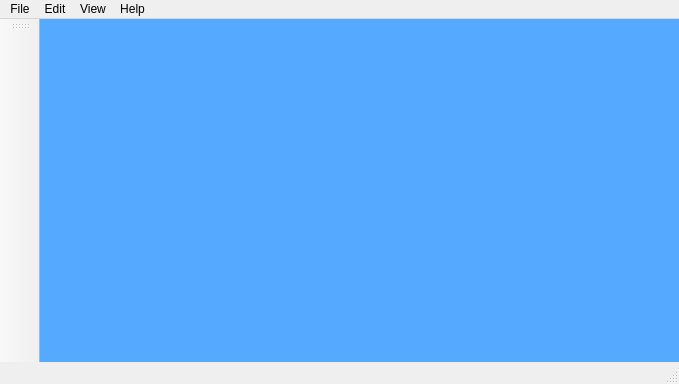
Above: Skyviewer/mainwindow.ui from ATNoG/HealpixViewer before the change. Below: the same form after it.
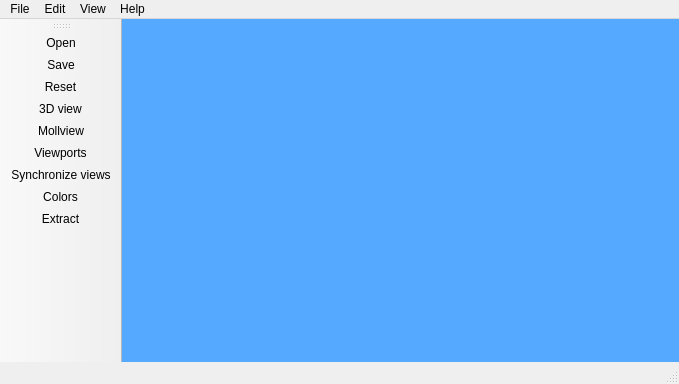
That is the form after the change. Icons and pictures are not drawn.

Patch:
```diff
--- a/Skyviewer/mainwindow.ui
+++ b/Skyviewer/mainwindow.ui
@@ -63,7 +63,7 @@
   <widget class="QStatusBar" name="statusBar"/>
   <widget class="QToolBar" name="toolBar">
    <property name="sizePolicy">
-    <sizepolicy hsizetype="Fixed" vsizetype="Maximum">
+    <sizepolicy hsizetype="Fixed" vsizetype="Preferred">
      <horstretch>0</horstretch>
      <verstretch>0</verstretch>
     </sizepolicy>
@@ -86,6 +86,15 @@
    <attribute name="toolBarBreak">
     <bool>false</bool>
    </attribute>
+   <addaction name="actionOpen"/>
+   <addaction name="actionSave"/>
+   <addaction name="actionReset"/>
+   <addaction name="action3Dview"/>
+   <addaction name="actionMollview"/>
+   <addaction name="actionViewports"/>
+   <addaction name="actionSynchronize"/>
+   <addaction name="actionColors"/>
+   <addaction name="actionExtract"/>
   </widget>
   <action name="actionAbout">
    <property name="text">
@@ -96,6 +105,105 @@
    <property name="text">
     <string>Exit</string>
    </property>
+   <property name="toolTip">
+    <string>&amp;Exit</string>
+   </property>
+  </action>
+  <action name="actionOpen">
+   <property name="text">
+    <string>&amp;Open</string>
+   </property>
+   <property name="toolTip">
+    <string>&amp;Open Map</string>
+   </property>
+  </action>
+  <action name="actionSave">
+   <property name="text">
+    <string>&amp;Save</string>
+   </property>
+   <property name="toolTip">
+    <string>&amp;Save</string>
+   </property>
+  </action>
+  <action name="actionReset">
+   <property name="text">
+    <string>&amp;Reset</string>
+   </property>
+   <property name="toolTip">
+    <string>&amp;Reset Views</string>
+   </property>
+  </action>
+  <action name="action3Dview">
+   <property name="icon">
+    <iconset resource="icons.qrc">
+     <normaloff>:/images/icons/3dview.gif</normaloff>:/images/icons/3dview.gif</iconset>
+   </property>
+   <property name="text">
+    <string>&amp;3D view</string>
+   </property>
+   <property name="toolTip">
+    <string>&amp;Switch to 3D</string>
+   </property>
+  </action>
+  <action name="actionMollview">
+   <property name="icon">
+    <iconset resource="icons.qrc">
+     <normaloff>:/images/icons/mollview.gif</normaloff>:/images/icons/mollview.gif</iconset>
+   </property>
+   <property name="text">
+    <string>&amp;Mollview</string>
+   </property>
+   <property name="toolTip">
+    <string>&amp;Switch to Mollview</string>
+   </property>
+  </action>
+  <action name="actionViewports">
+   <property name="icon">
+    <iconset resource="icons.qrc">
+     <normaloff>:/images/icons/viewports.gif</normaloff>:/images/icons/viewports.gif</iconset>
+   </property>
+   <property name="text">
+    <string>&amp;Viewports</string>
+   </property>
+   <property name="toolTip">
+    <string>&amp;Choose Viewports</string>
+   </property>
+  </action>
+  <action name="actionSynchronize">
+   <property name="icon">
+    <iconset resource="icons.qrc">
+     <normaloff>:/images/icons/sync.gif</normaloff>:/images/icons/sync.gif</iconset>
+   </property>
+   <property name="text">
+    <string>&amp;Synchronize views</string>
+   </property>
+   <property name="toolTip">
+    <string>&amp;Synchronize views</string>
+   </property>
+  </action>
+  <action name="actionColors">
+   <property name="icon">
+    <iconset resource="icons.qrc">
+     <normaloff>:/images/icons/colormap.gif</normaloff>:/images/icons/colormap.gif</iconset>
+   </property>
+   <property name="text">
+    <string>&amp;Colors</string>
+   </property>
+   <property name="toolTip">
+    <string>&amp;Select colors</string>
+   </property>
+  </action>
+  <action name="actionExtract">
+   <property name="icon">
+    <iconset resource="icons.qrc">
+     <normaloff>:/images/icons/extract.gif</normaloff>:/images/icons/extract.gif</iconset>
+   </property>
+   <property name="text">
+    <string>&amp;Extract</string>
+   </property>
+   <property name="toolTip">
+    <string>&amp;Extract ROI</string>
+   </property>
   </action>
  </widget>
  <layoutdefault spacing="6" margin="11"/>
```
Left out of the diff: 9 changed lines with no effect on the pictures.
